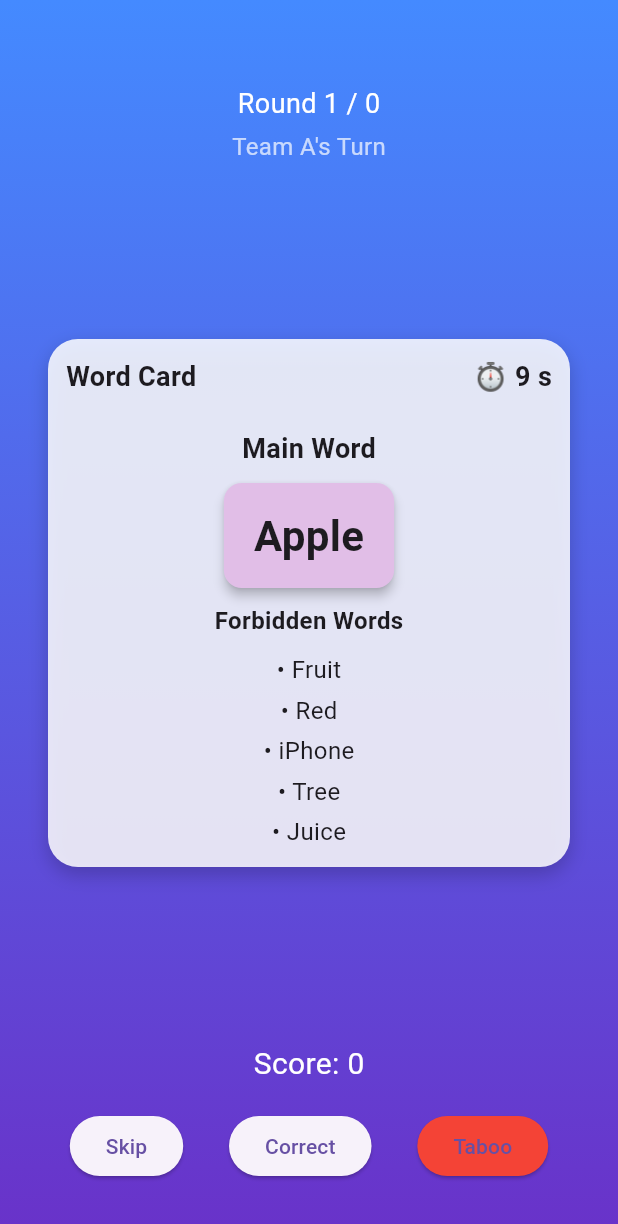
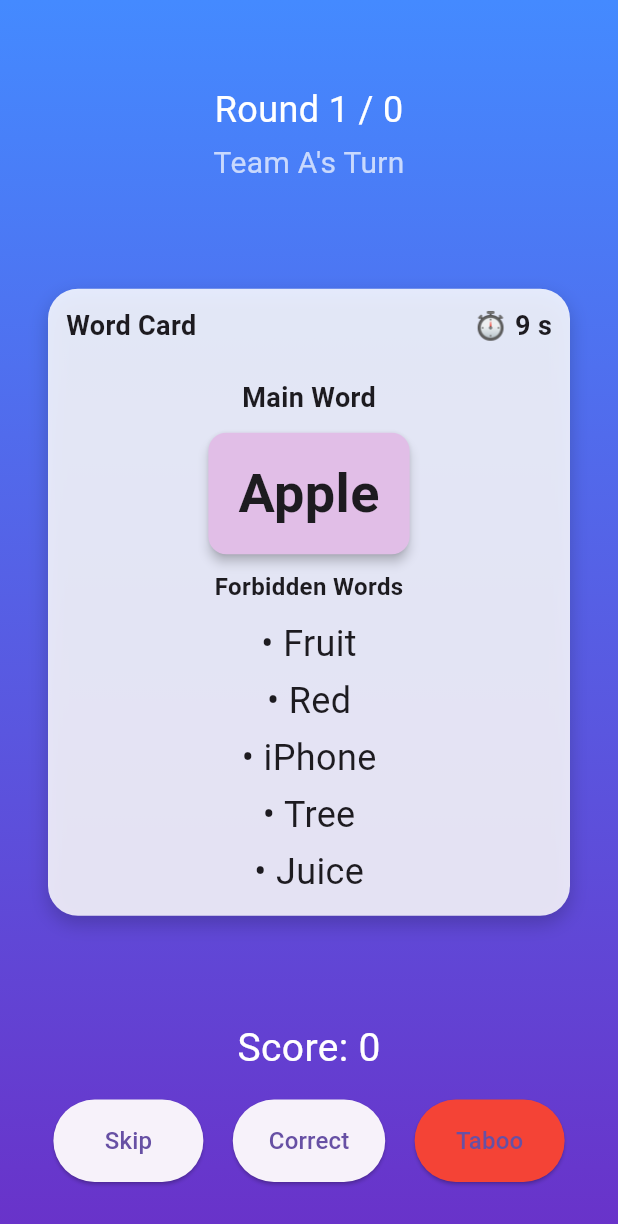
Before and after one commit to mirenq/taboo_game_604.23E, a Flutter app: the GamePage screen opened directly with empty values, on a phone screen of 412 x 824 dp. Shown: the top 1224 px of the screen. Run offline on Flutter 3.47's test engine with Material 3 defaults, Android fonts, the phone set to English and light mode, and no system bars; our stand-ins replace hive_flutter; accounts and stored records are empty.

Commit message:
Increase some fonts and buttons on game page

```diff
--- a/lib/models/word_card.dart
+++ b/lib/models/word_card.dart
@@ -33,7 +33,7 @@
             ),
             child: Text(
               mainWord,
-              style: const TextStyle(fontSize: 28, fontWeight: FontWeight.bold),
+              style: const TextStyle(fontSize: 36, fontWeight: FontWeight.bold),
             ),
           ),
         ),
@@ -45,7 +45,7 @@
         ...forbiddenWords.map(
           (word) => Padding(
             padding: const EdgeInsets.symmetric(vertical: 2.0),
-            child: Text('• $word', style: const TextStyle(fontSize: 16)),
+            child: Text('• $word', style: const TextStyle(fontSize: 24)),
           ),
         ),
       ],
--- a/lib/pages/game_page.dart
+++ b/lib/pages/game_page.dart
@@ -144,6 +144,7 @@
                 _wordCardKey.currentState!.resetTimer();
               },
               child: const Text('Start'),
+              //style:ButtonStyle(fixedSize: )
             ),
           ],
         );
@@ -237,14 +238,14 @@
                 children: [
                   Text(
                     'Round $currentRound / ${widget.totalRounds}',
-                    style: const TextStyle(fontSize: 18, color: Colors.white),
+                    style: const TextStyle(fontSize: 24, color: Colors.white),
                   ),
                   const SizedBox(height: 4),
                   Text(
                     isTeamATurn
                         ? '${widget.teamAName}\'s Turn'
                         : '${widget.teamBName}\'s Turn',
-                    style: const TextStyle(fontSize: 16, color: Colors.white70),
+                    style: const TextStyle(fontSize: 20, color: Colors.white70),
                   ),
                 ],
               ),
@@ -265,7 +266,7 @@
               children: [
                 Text(
                   'Score: $roundScore',
-                  style: const TextStyle(fontSize: 20, color: Colors.white),
+                  style: const TextStyle(fontSize: 26, color: Colors.white),
                 ),
                 const SizedBox(height: 16),
                 Row(
@@ -273,18 +274,29 @@
                   children: [
                     ElevatedButton(
                       onPressed: _skipCard,
-                      child: const Text('Skip'),
+                      style: ElevatedButton.styleFrom(
+                        padding: const EdgeInsets.symmetric(horizontal: 24, vertical: 16),
+                        minimumSize: const Size(100, 50),
+                      ),
+                      child: const Text('Skip', style: TextStyle(fontSize: 16)),
+
                     ),
                     ElevatedButton(
                       onPressed: _correctAnswer,
-                      child: const Text('Correct'),
+                      style: ElevatedButton.styleFrom(
+                        padding: const EdgeInsets.symmetric(horizontal: 24, vertical: 16),
+                        minimumSize: const Size(100, 50),
+                      ),
+                      child: const Text('Correct', style: TextStyle(fontSize: 16)),
                     ),
                     ElevatedButton(
                       onPressed: _tabooViolation,
                       style: ElevatedButton.styleFrom(
                         backgroundColor: Colors.red,
+                        padding: const EdgeInsets.symmetric(horizontal: 24, vertical: 16),
+                        minimumSize: const Size(100, 50),
                       ),
-                      child: const Text('Taboo'),
+                      child: const Text('Taboo', style: TextStyle(fontSize: 16)),
                     ),
                   ],
                 ),
```
